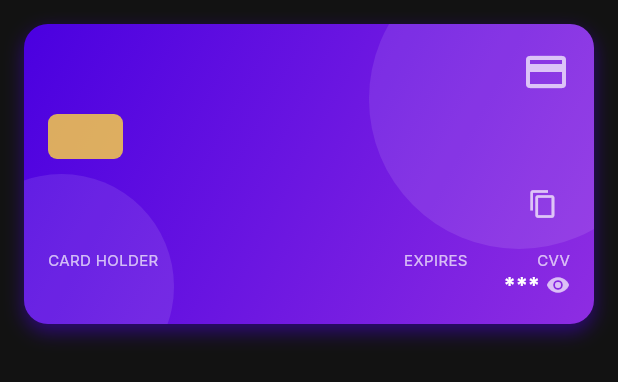
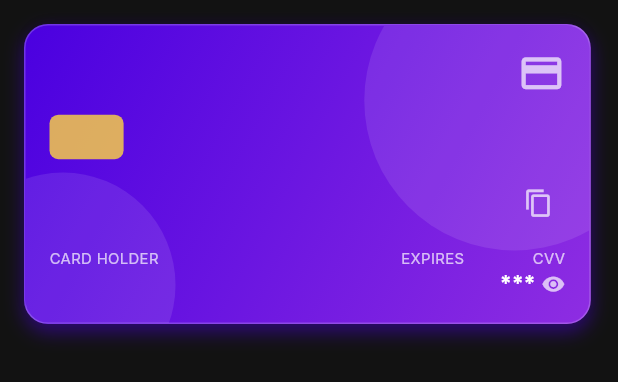
Before and after one commit to bagy391/card_vault, a Flutter app: the CreditCardWidget widget shown alone on an empty page, opened directly with empty values, on a phone screen of 412 x 824 dp. Shown: the top 382 px of the screen. Run offline on Flutter 3.47's test engine with Material 3 defaults, Android fonts, the phone set to English and light mode, and no system bars; our stand-ins replace flutter_secure_storage, font_awesome_flutter, google_fonts, local_auth, shared_preferences; missing offline and left inert: encrypt; accounts and stored records are empty.

Commit message:
fix in overlay

```diff
--- a/lib/widgets/credit_card_widget.dart
+++ b/lib/widgets/credit_card_widget.dart
@@ -42,12 +42,21 @@
           margin: const EdgeInsets.all(16),
           decoration: BoxDecoration(
             borderRadius: BorderRadius.circular(16),
+            border: Border.all(
+              color: Colors.white.withValues(alpha: 0.2),
+              width: 1.0,
+            ),
             gradient: LinearGradient(
               colors: gradientColors,
               begin: Alignment.topLeft,
               end: Alignment.bottomRight,
             ),
             boxShadow: [
+              BoxShadow(
+                color: Colors.black.withValues(alpha: 0.2),
+                blurRadius: 8,
+                offset: const Offset(0, -2),
+              ),
               BoxShadow(
                 color: gradientColors[0].withValues(alpha: 0.5),
                 blurRadius: 10,
```
